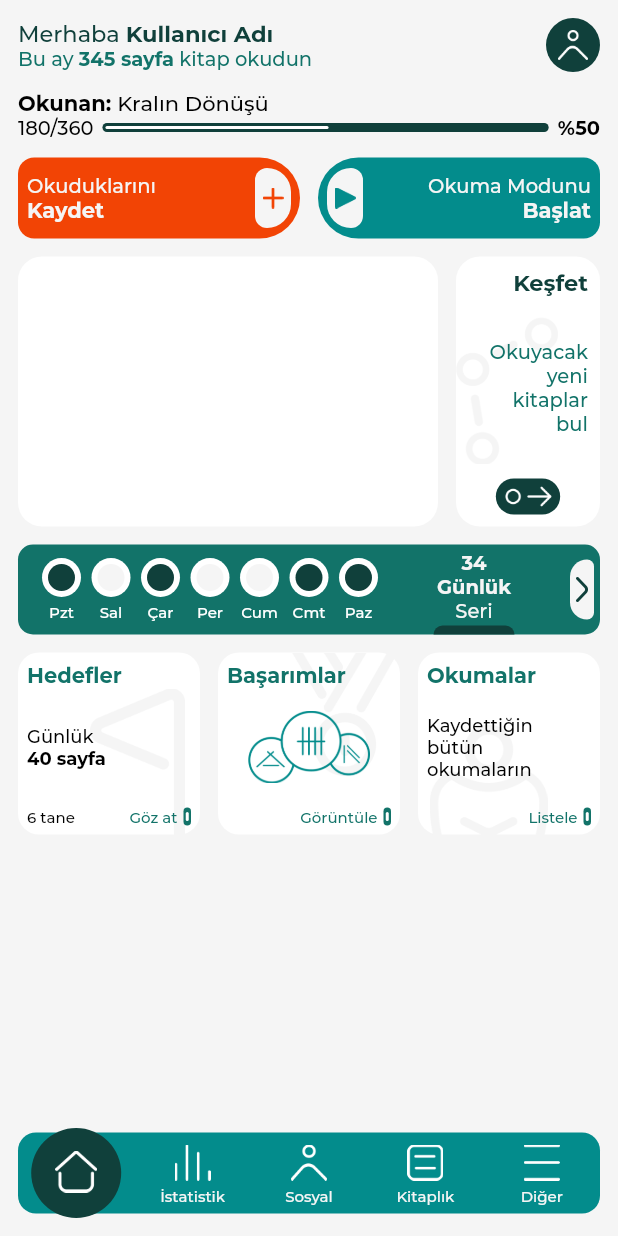
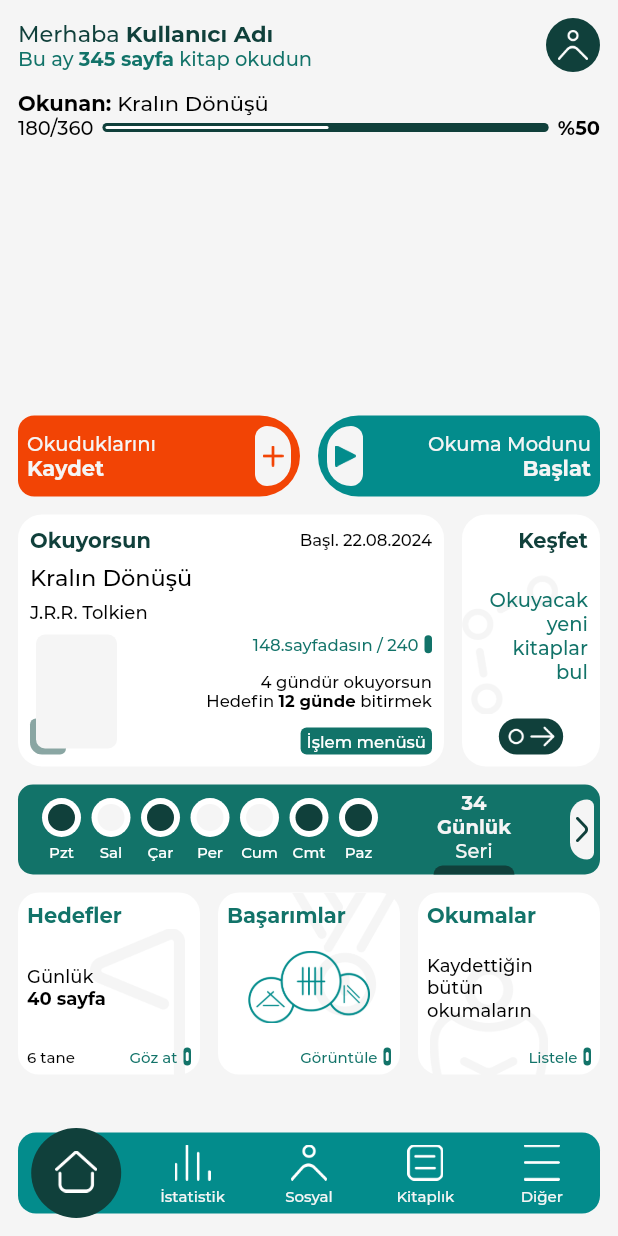
Before and after one commit to zahidayturan/okuur-book-tracker-mobile-app, a Flutter app: the screen it shows after launch, on a phone screen of 412 x 824 dp. Run offline on Flutter 3.47's test engine with Material 2 defaults, Android fonts, the light colour scheme and no system bars.

Commit message:
current book section

```diff
--- a/lib/routes/home/componenets/current_book_and_discover.dart
+++ b/lib/routes/home/componenets/current_book_and_discover.dart
@@ -24,7 +24,7 @@ class _CurrentBookAndDiscoverState extends State<CurrentBookAndDiscover> {
       children: [
         Expanded(
           child: Container(
-            height: 180,
+            height: 168,
             decoration: BoxDecoration(
                 borderRadius: const BorderRadius.all(Radius.circular(16)),
                 color: colors.white
@@ -37,8 +37,8 @@ class _CurrentBookAndDiscoverState extends State<CurrentBookAndDiscover> {
         ),
         SizedBox(width: 12,),
         Container(
-          height: 180,
-          width: 96,
+          height: 168,
+          width: 92,
           decoration: BoxDecoration(
               borderRadius: const BorderRadius.all(Radius.circular(16)),
               color: colors.white
@@ -62,6 +62,98 @@ class _CurrentBookAndDiscoverState extends State<CurrentBookAndDiscover> {
 
   Column bookInfo(){
     return Column(
+      crossAxisAlignment: CrossAxisAlignment.start,
+      mainAxisAlignment: MainAxisAlignment.spaceBetween,
+      children: [
+        Row(
+          mainAxisAlignment: MainAxisAlignment.spaceBetween,
+          children: [
+            textInfo("Okuyorsun", colors.greenDark, 14, "FontBold",TextAlign.start,1),
+            textInfo("Başl. 22.08.2024", colors.black, 11, "FontMedium",TextAlign.end,1),
+          ],
+        ),
+        textInfo("Kralın Dönüşü", colors.black, 15, "FontMedium",TextAlign.start,2),
+        textInfo("J.R.R. Tolkien", colors.black, 12, "FontMedium",TextAlign.start,1),
+        Row(
+          mainAxisAlignment: MainAxisAlignment.spaceBetween,
+          children: [
+            Stack(
+              children: [
+                Positioned(
+                  bottom: 0,
+                  child: Container(
+                    width: 24,
+                    height: 24,
+                    decoration: BoxDecoration(
+                      color: colors.blueLight,
+                      borderRadius: BorderRadius.only(
+                        topLeft: Radius.circular(4),
+                        bottomLeft: Radius.circular(8),
+                        topRight: Radius.circular(4),
+                        bottomRight: Radius.circular(4)
+                      )
+
+                    ),
+                  ),
+                ),
+                Container(
+                  width: 54,
+                  height: 76,
+                  margin: EdgeInsets.only(left: 4,bottom: 4),
+                  decoration: BoxDecoration(
+                    color: colors.grey,
+                    borderRadius: BorderRadius.all(Radius.circular(6))
+                  ),
+                ),
+              ],
+            ),
+            Container(
+              height: 80,
+              child: Column(
+                mainAxisAlignment: MainAxisAlignment.spaceBetween,
+                crossAxisAlignment: CrossAxisAlignment.end,
+                children: [
+                  Row(
+                    crossAxisAlignment: CrossAxisAlignment.center,
+                    children: [
+                      textInfo("148.sayfadasın / 240", colors.green, 11, "FontMedium",TextAlign.end,1),
+                      SizedBox(width: 4,),
+                      Container(
+                        width: 5,
+                        height: 12,
+                        decoration: BoxDecoration(
+                          color: colors.green,
+                          borderRadius: BorderRadius.all(Radius.circular(8))
+                        ),
+                      )
+                    ],
+                  ),
+                  Spacer(),
+                  textInfo("4 gündür okuyorsun", colors.black, 11, "FontMedium",TextAlign.end,1),
+                  RichTextWidget(
+                      texts: ["Hedefin ","12 günde ","bitirmek"],
+                      colors: [colors.black,colors.black,colors.black],
+                      fontFamilies: ["FontMedium","FontBold","FontMedium"],
+                      fontSize: 11,
+                      align: TextAlign.end),
+                  Spacer(),
+                  Container(
+                    height: 18,
+                    decoration: BoxDecoration(
+                      color: colors.green,
+                      borderRadius: BorderRadius.all(Radius.circular(4))
+                    ),
+                    child: Padding(
+                      padding: const EdgeInsets.symmetric(horizontal: 4),
+                      child: Center(child: textInfo("İşlem menüsü", colors.white, 11, "FontMedium",TextAlign.end,1)),
+                    ),
+                  )
+                ],
+              ),
+            )
+          ],
+        )
+      ],
 
     );
   }
@@ -71,8 +163,8 @@ class _CurrentBookAndDiscoverState extends State<CurrentBookAndDiscover> {
       mainAxisAlignment: MainAxisAlignment.spaceBetween,
       crossAxisAlignment: CrossAxisAlignment.end,
       children: [
-        textInfo("Keşfet", colors.greenDark, 15, "FontBold",TextAlign.end),
-        textInfo("Okuyacak\nyeni\nkitaplar\nbul", colors.green, 13, "FontMedium",TextAlign.end),
+        textInfo("Keşfet", colors.greenDark, 14, "FontBold",TextAlign.end,1),
+        textInfo("Okuyacak\nyeni\nkitaplar\nbul", colors.green, 13, "FontMedium",TextAlign.end,5),
         Center(
           child: Container(
             height: 24,
@@ -91,13 +183,13 @@ class _CurrentBookAndDiscoverState extends State<CurrentBookAndDiscover> {
     );
   }
 
-  Text textInfo(String text,Color color,double size, String family, TextAlign align){
+  Text textInfo(String text,Color color,double size, String family, TextAlign align,int maxLines){
     return Text(
       text,style: TextStyle(
         color: color,
         fontFamily: family,
         fontSize: size
-    ),textAlign: align,overflow: TextOverflow.ellipsis,
+    ),textAlign: align,overflow: TextOverflow.ellipsis,maxLines: maxLines,
     );
   }
 
--- a/lib/routes/home/home.dart
+++ b/lib/routes/home/home.dart
@@ -27,13 +27,18 @@ class _HomePageState extends State<HomePage> {
         resizeToAvoidBottomInset: false,
         bottomNavigationBar: BottomNavBar(),
         body: Padding(
-          padding: const EdgeInsets.all(12.0),
+          padding: EdgeInsets.only(right: 12,left: 12),
+          child: SingleChildScrollView(
+            physics: BouncingScrollPhysics(),
             child: Center(
               child: Column(
                 children: [
+                  SizedBox(height: 12,),
                   HomeProfileInfo(userName: "Kullanıcı Adı",pageCount: 345),
                   SizedBox(height: 12,),
                   CurrentlyReadingInfo(bookName: "Kralın Dönüşü",currentPage: 180,bookPage: 360),
+                  SizedBox(height: 12,),
+                  SizedBox(height: 160,),
                   SizedBox(height: 12,),
                   OperationButtons(),
                   SizedBox(height: 12,),
@@ -47,6 +52,7 @@ class _HomePageState extends State<HomePage> {
             ),
           ),
         ),
+      ),
     );
   }
 }
```
Lines whose indentation alone changed are shown as unchanged.
